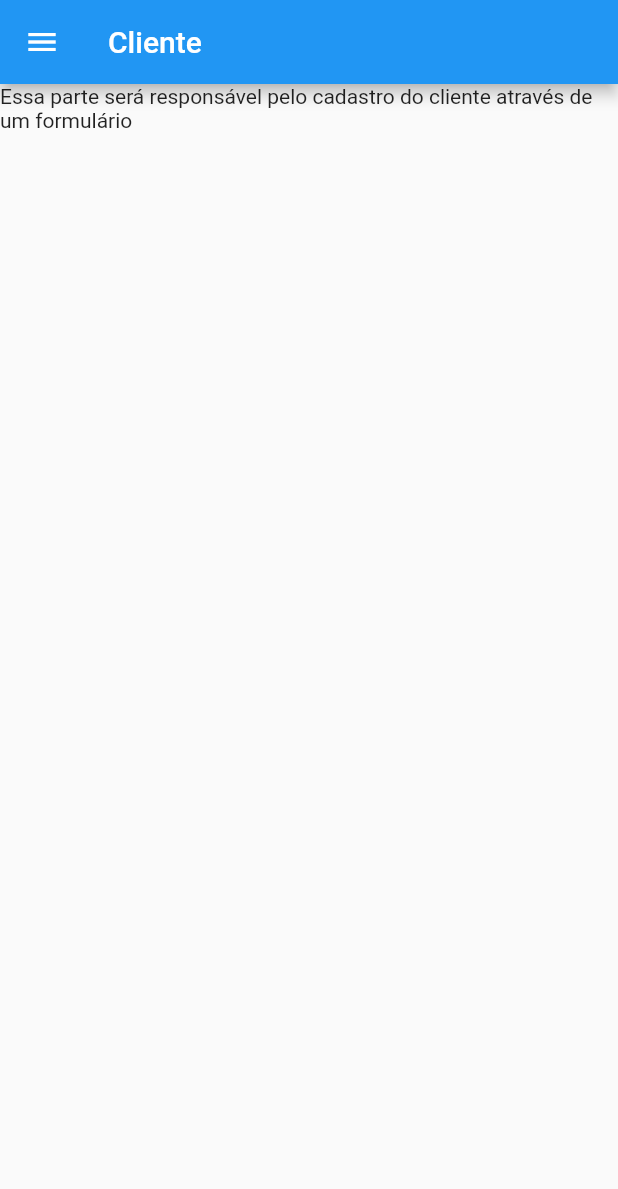
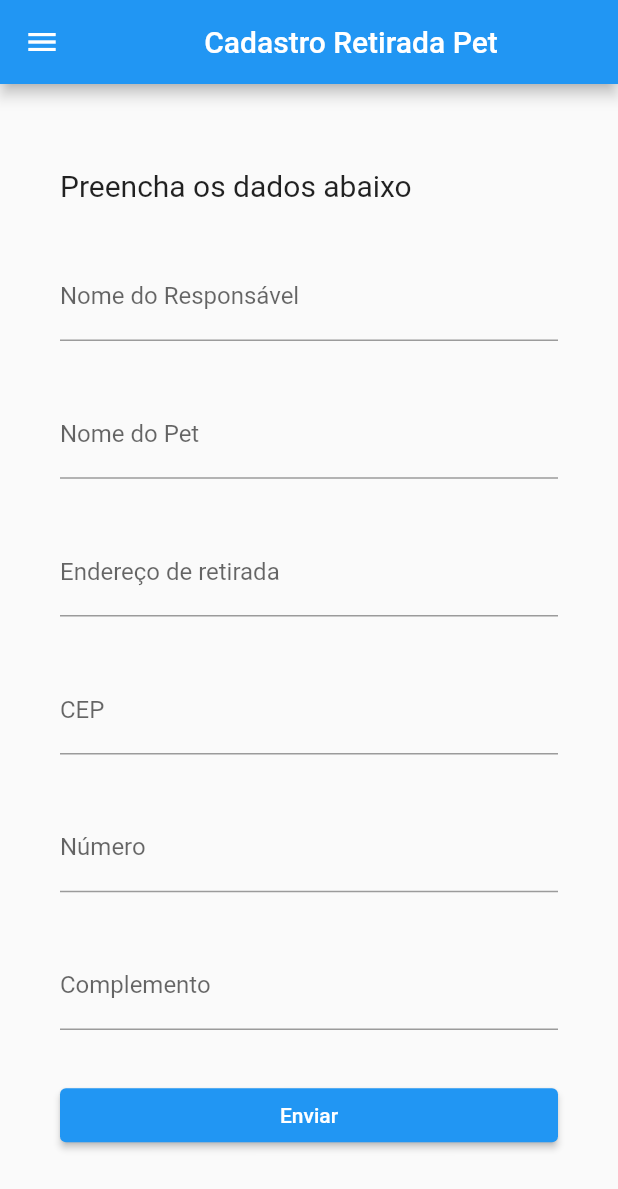
Before and after one commit to mferreir4/Flutter_Menu_V01, a Flutter app: the Cliente screen opened directly, on a phone screen of 412 x 824 dp. Shown: the top 1189 px of the screen. Run offline on Flutter 3.47's test engine with Material 2 defaults, Android fonts, the light colour scheme and no system bars.

Commit message:
Alteração

```diff
--- a/lib/cliente.dart
+++ b/lib/cliente.dart
@@ -12,11 +12,53 @@ class Cliente extends StatelessWidget {
     return Scaffold(
       drawer: NovoMenu(),
       appBar: AppBar(
-        title: Text("Cliente"),
+        title: Center(child: Text("Cadastro Retirada Pet")),
       ),
-      body: Container(
-        child: Text( "Essa parte será responsável pelo cadastro do cliente através de um formulário"),
+      body:
+        Padding(
+          padding: const EdgeInsets.all(40.0),
+          child: Column(
+          mainAxisAlignment: MainAxisAlignment.spaceAround,
+          crossAxisAlignment: CrossAxisAlignment.stretch,
+
+          children:[
+            Text( 'Preencha os dados abaixo', style: TextStyle(fontSize: 20),),
+            TextField(
+              decoration: InputDecoration(
+                labelText: 'Nome do Responsável',
+              ),
+            ),
+            TextField(
+              decoration: InputDecoration(
+                labelText: 'Nome do Pet',
+              ),
+            ),
+             TextField(
+              decoration: InputDecoration(
+                labelText: 'Endereço de retirada',
+              ),
+            ),
+             TextField(
+              decoration: InputDecoration(
+                labelText: 'CEP',
+              ),
+            ),
+             TextField(
+              decoration: InputDecoration(
+                labelText: 'Número',
+              ),
+            ),
+             TextField(
+              decoration: InputDecoration(
+                labelText: 'Complemento',
+              ),
+            ),
+
+            ElevatedButton(onPressed:() {}, child: Text('Enviar')),
+
+          ],
       ),
+        ),
     );
   }
 }
--- a/lib/main.dart
+++ b/lib/main.dart
@@ -46,17 +46,9 @@ class _MyHomePageState extends State<MyHomePage> {
       appBar: AppBar(
         title: Text(widget.title),
       ),
-      body:
-       Column(
-          children:[
-          Text("Insira seu nome"),
-          TextField(),
-          RaisedButton(onPressed: () {},     //responsável em criar boton para enviar dados para o banco
-          child: Text('Enviar'),
-          ),
-          ]
-          ),
-          );
 
+
+
+    );
   }
 }
```
